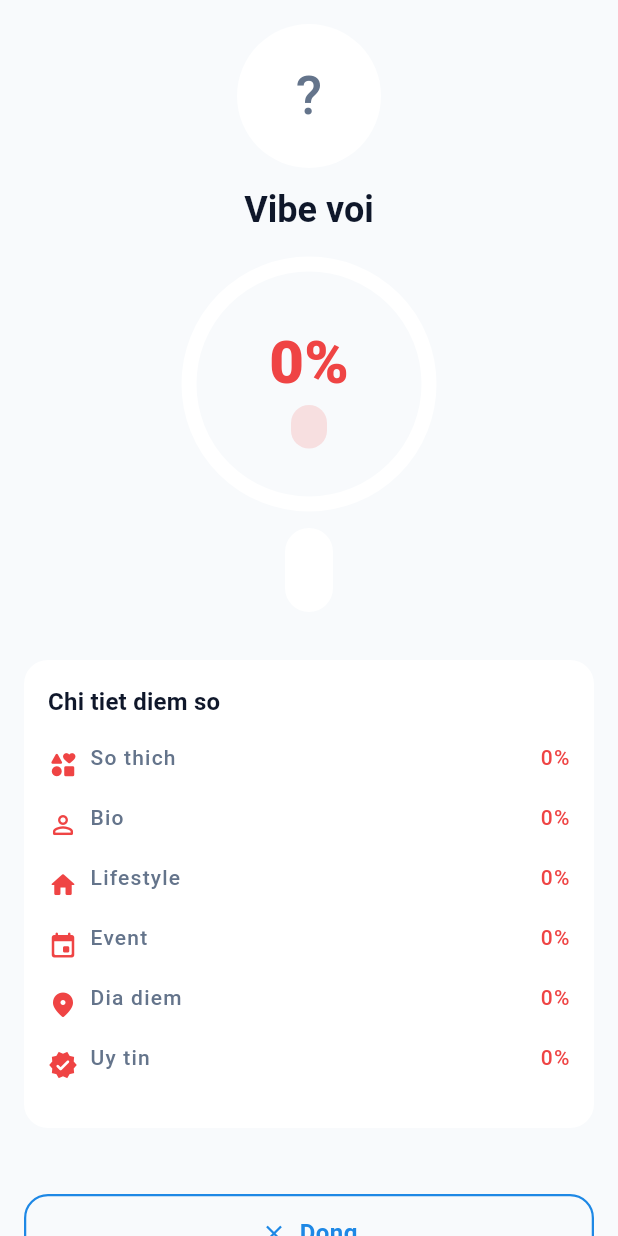
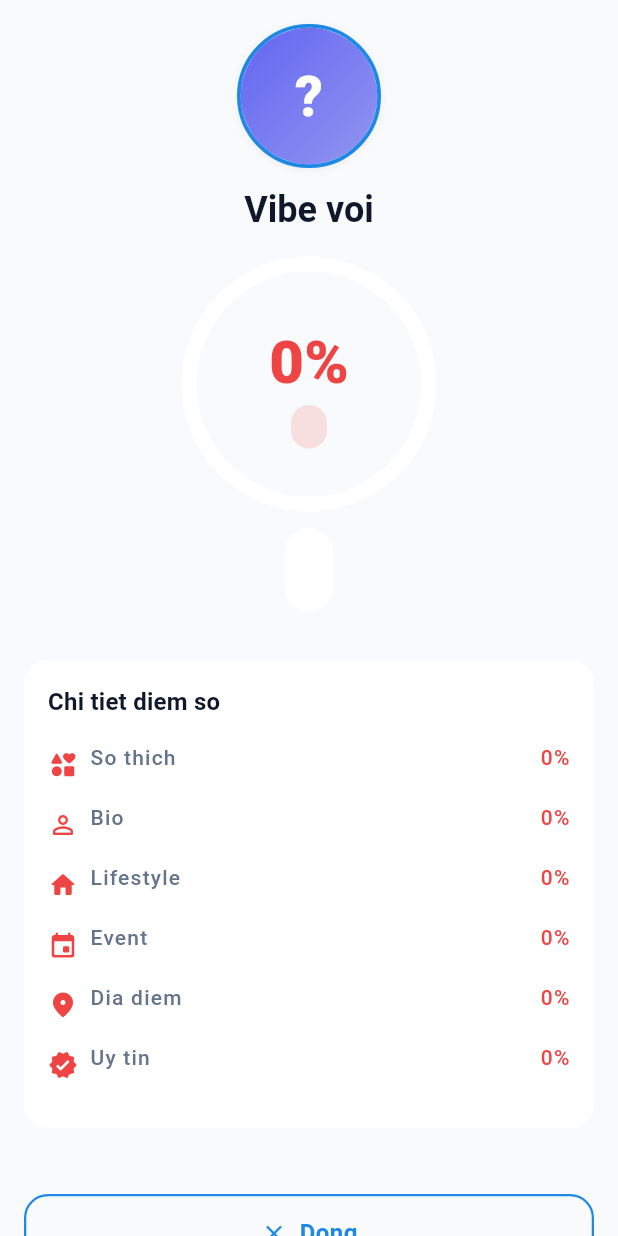
Before and after one commit to vanphong19/Niche-Interest-Matchmaker-App, a Flutter app: the _SuccessView widget shown alone on an empty page, opened directly with empty values, on a phone screen of 412 x 824 dp. Run offline on Flutter 3.47's test engine with Material 3 defaults, Android fonts, the light colour scheme and no system bars; our stand-ins replace auto_route, cached_network_image, connectivity_plus, dartz, dio, equatable and 18 more; missing offline and left inert: flutter_facebook_auth, mobile_scanner, nfc_manager, signalr_netcore; accounts and stored records are empty; generated files the repository leaves out were written again.

Commit message:
feat: replace CircleAvatar with VibeAvatar for improved user display in SuccessView

```diff
--- a/lib/features/vibe_check/presentation/screens/vibe_check_result_page.dart
+++ b/lib/features/vibe_check/presentation/screens/vibe_check_result_page.dart
@@ -5,6 +5,7 @@ import 'package:injectable/injectable.dart';
 
 import '../../../../core/theme/app_spacing.dart';
 import '../../../../core/theme/app_text_styles.dart';
+import '../../../../core/widgets/avatar_widget.dart';
 import '../../../../core/widgets/vibe_app_bar.dart';
 import '../../../../injection/injection_container.dart';
 import '../../domain/entities/vibe_check_result.dart';
@@ -162,23 +163,12 @@ class _SuccessView extends StatelessWidget {
       padding: const EdgeInsets.all(AppSpacing.lg),
       child: Column(
         children: [
-          CircleAvatar(
-            radius: 48,
-            backgroundImage: result.targetUserAvatar.isNotEmpty
-                ? NetworkImage(result.targetUserAvatar)
-                : null,
-            backgroundColor: colorScheme.surfaceContainerHighest,
-            child: result.targetUserAvatar.isEmpty
-                ? Text(
-                    result.targetUserName.isNotEmpty
-                        ? result.targetUserName[0]
-                        : '?',
-                    style: TextStyle(
-                      fontSize: 36,
-                      color: colorScheme.onSurfaceVariant,
-                    ),
-                  )
-                : null,
+          VibeAvatar(
+            imageUrl: result.targetUserAvatar,
+            name: result.targetUserName,
+            size: 96,
+            showBorder: true,
+            borderColor: colorScheme.primary,
           ),
           const SizedBox(height: AppSpacing.md),
           Text(
```
